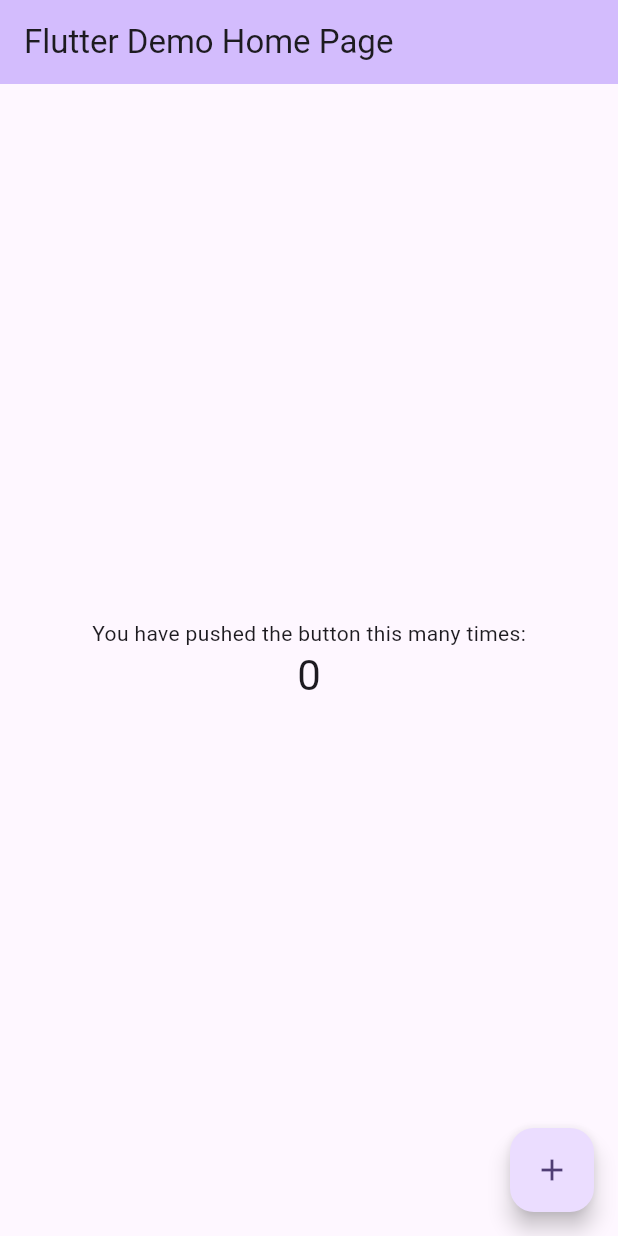
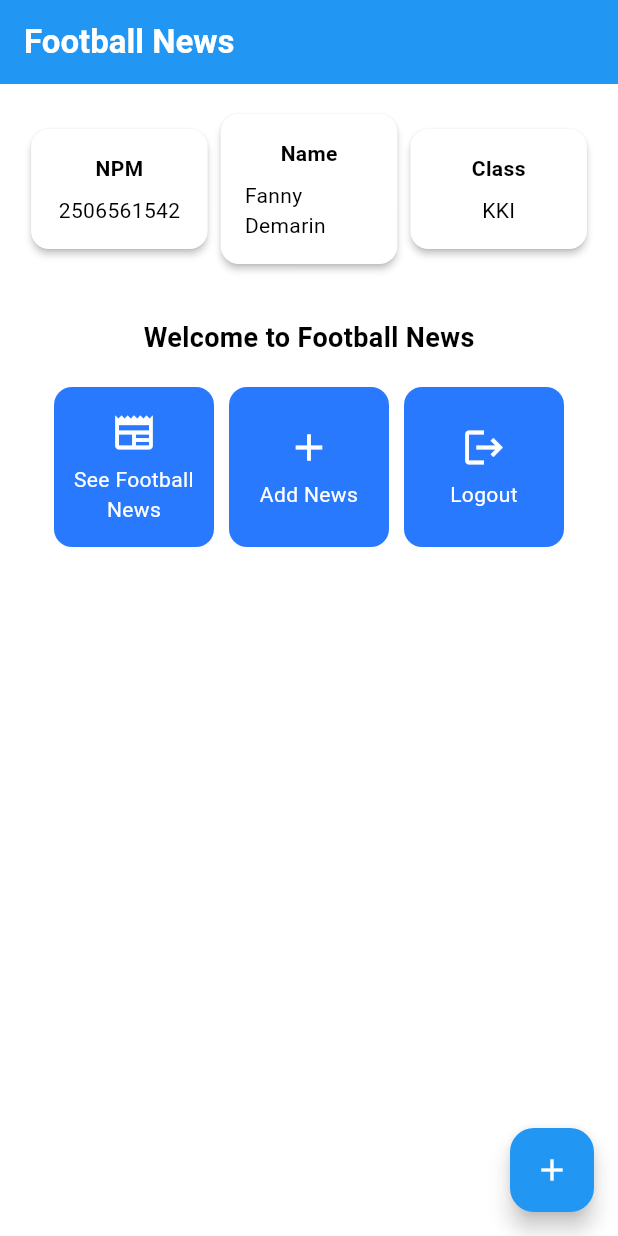
Before and after one commit to FannyDemarin/football-news-mobile, a Flutter app: the screen it shows after launch, on a phone screen of 412 x 824 dp. Run offline on Flutter 3.47's test engine with Material 3 defaults, Android fonts, the phone set to English and light mode, and no system bars.

Commit message:
tutorial 6 completed

```diff
--- a/lib/main.dart
+++ b/lib/main.dart
@@ -1,4 +1,5 @@
 import 'package:flutter/material.dart';
+import 'package:football_news/menu.dart';
 
 void main() {
   runApp(const MyApp());
@@ -28,95 +29,10 @@ class MyApp extends StatelessWidget {
         //
         // This works for code too, not just values: Most code changes can be
         // tested with just a hot reload.
-        colorScheme: ColorScheme.fromSeed(seedColor: Colors.deepPurple),
+        colorScheme: ColorScheme.fromSwatch(primarySwatch: Colors.blue)
+ .copyWith(secondary: Colors.blueAccent[400]),
       ),
-      home: const MyHomePage(title: 'Flutter Demo Home Page'),
+      home: MyHomePage(),
     );
   }
 }
-
-class MyHomePage extends StatefulWidget {
-  const MyHomePage({super.key, required this.title});
-
-  // This widget is the home page of your application. It is stateful, meaning
-  // that it has a State object (defined below) that contains fields that affect
-  // how it looks.
-
-  // This class is the configuration for the state. It holds the values (in this
-  // case the title) provided by the parent (in this case the App widget) and
-  // used by the build method of the State. Fields in a Widget subclass are
-  // always marked "final".
-
-  final String title;
-
-  @override
-  State<MyHomePage> createState() => _MyHomePageState();
-}
-
-class _MyHomePageState extends State<MyHomePage> {
-  int _counter = 0;
-
-  void _incrementCounter() {
-    setState(() {
-      // This call to setState tells the Flutter framework that something has
-      // changed in this State, which causes it to rerun the build method below
-      // so that the display can reflect the updated values. If we changed
-      // _counter without calling setState(), then the build method would not be
-      // called again, and so nothing would appear to happen.
-      _counter++;
-    });
-  }
-
-  @override
-  Widget build(BuildContext context) {
-    // This method is rerun every time setState is called, for instance as done
-    // by the _incrementCounter method above.
-    //
-    // The Flutter framework has been optimized to make rerunning build methods
-    // fast, so that you can just rebuild anything that needs updating rather
-    // than having to individually change instances of widgets.
-    return Scaffold(
-      appBar: AppBar(
-        // TRY THIS: Try changing the color here to a specific color (to
-        // Colors.amber, perhaps?) and trigger a hot reload to see the AppBar
-        // change color while the other colors stay the same.
-        backgroundColor: Theme.of(context).colorScheme.inversePrimary,
-        // Here we take the value from the MyHomePage object that was created by
-        // the App.build method, and use it to set our appbar title.
-        title: Text(widget.title),
-      ),
-      body: Center(
-        // Center is a layout widget. It takes a single child and positions it
-        // in the middle of the parent.
-        child: Column(
-          // Column is also a layout widget. It takes a list of children and
-          // arranges them vertically. By default, it sizes itself to fit its
-          // children horizontally, and tries to be as tall as its parent.
-          //
-          // Column has various properties to control how it sizes itself and
-          // how it positions its children. Here we use mainAxisAlignment to
-          // center the children vertically; the main axis here is the vertical
-          // axis because Columns are vertical (the cross axis would be
-          // horizontal).
-          //
-          // TRY THIS: Invoke "debug painting" (choose the "Toggle Debug Paint"
-          // action in the IDE, or press "p" in the console), to see the
-          // wireframe for each widget.
-          mainAxisAlignment: MainAxisAlignment.center,
-          children: <Widget>[
-            const Text('You have pushed the button this many times:'),
-            Text(
-              '$_counter',
-              style: Theme.of(context).textTheme.headlineMedium,
-            ),
-          ],
-        ),
-      ),
-      floatingActionButton: FloatingActionButton(
-        onPressed: _incrementCounter,
-        tooltip: 'Increment',
-        child: const Icon(Icons.add),
-      ), // This trailing comma makes auto-formatting nicer for build methods.
-    );
-  }
-}
--- /dev/null
+++ b/lib/menu.dart
@@ -0,0 +1,166 @@
+import 'package:flutter/material.dart';
+
+class MyHomePage extends StatelessWidget {
+  MyHomePage({super.key});
+
+  final String nama = "Fanny Demarin";
+  final String npm = "2506561542";
+  final String kelas = "KKI";
+  final List<ItemHomepage> items = [
+    ItemHomepage("See Football News", Icons.newspaper),
+    ItemHomepage("Add News", Icons.add),
+    ItemHomepage("Logout", Icons.logout),
+  ];
+
+
+  @override
+  Widget build(BuildContext context) {
+    return Scaffold(
+      appBar: AppBar(
+        backgroundColor: Theme.of(context).colorScheme.primary,
+        title: const Text(
+          'Football News',
+          style: TextStyle(
+            color: Colors.white,
+            fontWeight: FontWeight.bold,
+          ),
+        ),
+      ),
+      body: SingleChildScrollView(
+        child: Padding(
+        padding: const EdgeInsets.all(16.0),
+          child: Column(
+          crossAxisAlignment: CrossAxisAlignment.center,
+            children: [
+              Row(
+                mainAxisAlignment: MainAxisAlignment.spaceEvenly,
+                children: [
+                  InfoCard(title: 'NPM', content: npm),
+                  InfoCard(title: 'Name', content: nama),
+                  InfoCard(title: 'Class', content: kelas),
+                ],
+              ),
+
+              const SizedBox(height: 16.0),
+
+              Center(
+                child: Column(
+                  children: [
+                    const Padding(
+                      padding: EdgeInsets.only(top: 16.0),
+                      child: Text(
+                        'Welcome to Football News',
+                        style: TextStyle(
+                          fontWeight: FontWeight.bold,
+                          fontSize: 18.0,
+                        ),
+                      ),
+                    ),
+                    GridView.count(
+                      primary: false,
+                      shrinkWrap: true,
+                      padding: const EdgeInsets.all(20),
+                      crossAxisSpacing: 10,
+                      mainAxisSpacing: 10,
+                      crossAxisCount: 3,
+                      children: items.map((ItemHomepage item) {
+                        return ItemCard(item);
+                      }).toList(),
+                    ),
+                  ],
+                ),
+              ),
+            ],
+          ),
+        ),
+      ),
+
+      floatingActionButton: FloatingActionButton(
+        onPressed: null,
+        tooltip: 'Increment',
+        child: const Icon(Icons.add),
+      ),
+    );
+  }
+}
+
+class InfoCard extends StatelessWidget {
+  final String title;
+  final String content;
+
+  const InfoCard({super.key, required this.title, required this.content});
+
+  @override
+  Widget build(BuildContext context) {
+    return Card(
+      elevation: 2.0,
+      child: Container(
+        width: MediaQuery.of(context).size.width / 3.5, // menyesuaikan dengan lebar device yang digunakan.
+        padding: const EdgeInsets.all(16.0),
+        child: Column(
+          children: [
+            Text(
+              title,
+              style: const TextStyle(fontWeight: FontWeight.bold),
+            ),
+            const SizedBox(height: 8.0),
+            Text(content),
+          ],
+        ),
+      ),
+    );
+  }
+}
+
+class ItemHomepage {
+ final String name;
+ final IconData icon;
+
+ ItemHomepage(this.name, this.icon);
+}
+
+class ItemCard extends StatelessWidget {
+  final ItemHomepage item;
+
+  const ItemCard(this.item, {super.key});
+
+  @override
+  Widget build(BuildContext context) {
+    return Material(
+      color: Theme.of(context).colorScheme.secondary,
+      borderRadius: BorderRadius.circular(12),
+
+      child: InkWell(
+        onTap: () {
+          ScaffoldMessenger.of(context)
+            ..hideCurrentSnackBar()
+            ..showSnackBar(
+              SnackBar(content: Text("Kamu telah menekan tombol ${item.name}!"))
+            );
+        },
+        child: Container(
+          padding: const EdgeInsets.all(8),
+          child: Center(
+            child: Column(
+              mainAxisAlignment: MainAxisAlignment.center,
+              children: [
+                Icon(
+                  item.icon,
+                  color: Colors.white,
+                  size: 30.0,
+                ),
+                const Padding(padding: EdgeInsets.all(3)),
+                Text(
+                  item.name,
+                  textAlign: TextAlign.center,
+                  style: const TextStyle(color: Colors.white),
+                ),
+              ],
+            ),
+          ),
+        ),
+      ),
+    );
+  }
+
+}
```
